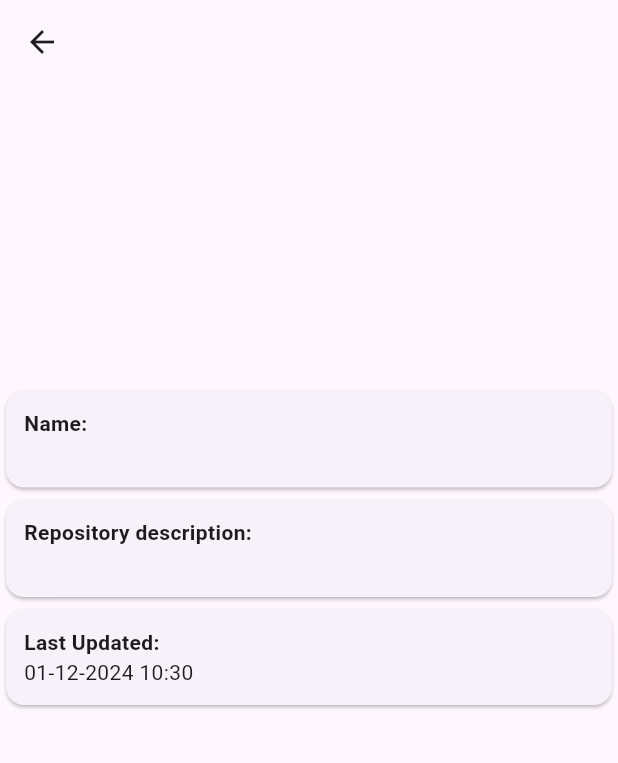
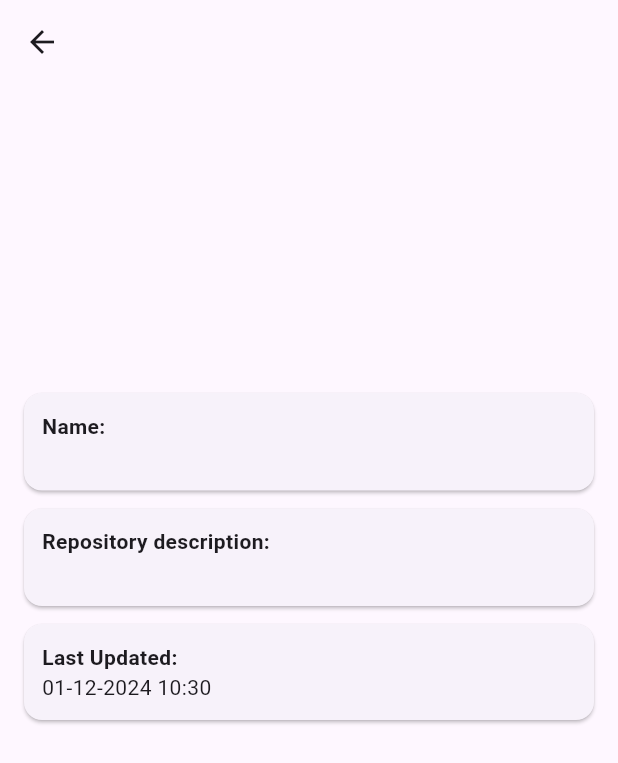
Before and after one commit to Tarikul-Islam-Tuhin/flutter_2024, a Flutter app: the DetailsPage screen opened directly with empty values, on a phone screen of 412 x 824 dp. Shown: the top 763 px of the screen. Run offline on Flutter 3.47's test engine with Material 3 defaults, Android fonts, the phone set to English and light mode, and no system bars; our stand-ins replace dartz, dio, equatable, flutter_bloc, hive_flutter, internet_connection_checker_plus; accounts and stored records are empty; network calls fail.

Commit message:
added some changes in design page

```diff
--- a/lib/features/git_repos_flutter/presentation/pages/details_page.dart
+++ b/lib/features/git_repos_flutter/presentation/pages/details_page.dart
@@ -40,6 +40,8 @@ class _DetailsPageState extends State<DetailsPage> {
   Widget repoInfoCard(String title, String content) {
     return SizedBox(
       width: double.maxFinite,
+      child: Padding(
+        padding: const EdgeInsets.symmetric(horizontal: 12, vertical: 2),
         child: Card(
           child: Padding(
             padding: const EdgeInsets.all(12.0),
@@ -55,6 +57,7 @@ class _DetailsPageState extends State<DetailsPage> {
             ),
           ),
         ),
+      ),
     );
   }
 }
```
Lines whose indentation alone changed are shown as unchanged.
